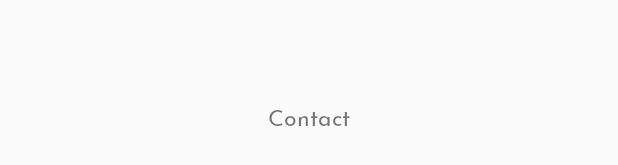
After one commit to ali-wasil/Mockuptest, an Android app: the layout activity_contact.xml on its own in the app's theme, with its tools: preview values and no code run, on a phone screen of 412 x 824 dp. The commit adds this screen. Shown: the part 503-668 px from the top of the screen. Run offline under Robolectric (Android 15) with nearby library versions, the phone set to English and light mode, and no system bars.

Commit message:
perubahan icon 2

```diff
--- a/app/src/main/AndroidManifest.xml
+++ b/app/src/main/AndroidManifest.xml
@@ -9,7 +9,8 @@
         android:roundIcon="@mipmap/ic_launcher_round"
         android:supportsRtl="true"
         android:theme="@style/AppTheme">
-        <activity android:name=".account"></activity>
+        <activity android:name=".contact"></activity>
+        <activity android:name=".account" />
         <activity android:name=".board" />
         <activity android:name=".login" />
         <activity android:name=".MainActivity" />
--- /dev/null
+++ b/app/src/main/res/layout/activity_contact.xml
@@ -0,0 +1,20 @@
+<?xml version="1.0" encoding="utf-8"?>
+<androidx.constraintlayout.widget.ConstraintLayout xmlns:android="http://schemas.android.com/apk/res/android"
+    xmlns:app="http://schemas.android.com/apk/res-auto"
+    xmlns:tools="http://schemas.android.com/tools"
+    android:layout_width="match_parent"
+    android:layout_height="match_parent"
+    tools:context=".contact">
+
+    <TextView
+        android:id="@+id/textView18"
+        android:layout_width="wrap_content"
+        android:layout_height="wrap_content"
+        android:text="Contact"
+        android:textSize="15dp"
+        android:fontFamily="@font/josefinsans_reguler"
+        app:layout_constraintBottom_toBottomOf="parent"
+        app:layout_constraintEnd_toEndOf="parent"
+        app:layout_constraintStart_toStartOf="parent"
+        app:layout_constraintTop_toTopOf="parent" />
+</androidx.constraintlayout.widget.ConstraintLayout>
--- a/app/src/main/res/layout/activity_login.xml
+++ b/app/src/main/res/layout/activity_login.xml
@@ -49,7 +49,7 @@
             android:id="@+id/regris"
             android:layout_width="wrap_content"
             android:layout_height="wrap_content"
-            android:layout_marginLeft="10dp"
+            android:layout_marginLeft="20dp"
             android:layout_marginTop="35dp"
             android:layout_marginRight="20dp"
             android:layout_weight="1"
--- a/app/src/main/res/layout/activity_splashscreen.xml
+++ b/app/src/main/res/layout/activity_splashscreen.xml
@@ -29,7 +29,6 @@
             android:textAlignment="center"
             android:textSize="30dp"
             android:fontFamily="@font/josefinsans_semibold"
-
             android:text="Century Breakdown .Inc" />
 
     </LinearLayout>
```
Also changed, not shown: app/src/main/java/com/example/dashboard/board.java (+9 -0 lines), app/src/main/java/com/example/dashboard/contact.java (added, +14 -0 lines).
